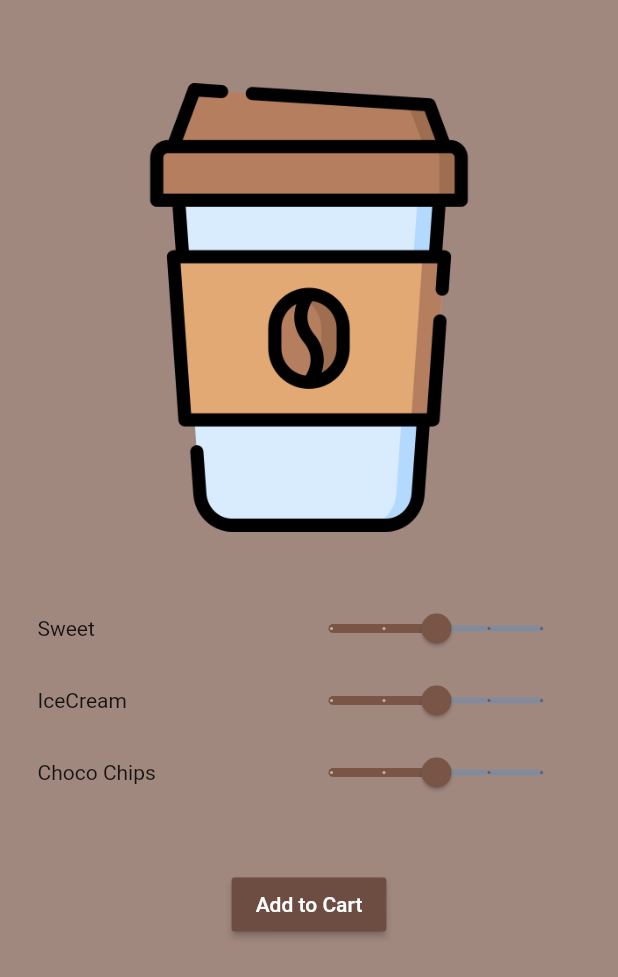
After one commit to Pushpendra1001/coldy_coffee_shop, a Flutter app: the screen it shows after launch, after a tap on "Normal Cold Coffee", on a phone screen of 412 x 824 dp. The commit adds this screen. Shown: the top 977 px of the screen. Run offline on Flutter 3.47's test engine with Material 2 defaults, Android fonts, the phone set to English and light mode, and no system bars; our stand-ins replace google_nav_bar.

Commit message:
create coffee customize page

```diff
--- a/lib/components/bottombar.dart
+++ /dev/null
@@ -1,14 +0,0 @@
-import 'package:flutter/material.dart';
-
-class bottombar extends StatelessWidget {
-  const bottombar({super.key});
-
-  @override
-  Widget build(BuildContext context) {
-    return
-    Scaffold(
-
-
-    );
-  }
-}
--- a/lib/components/coffes.dart
+++ b/lib/components/coffes.dart
@@ -1,3 +1,4 @@
+import 'package:coldy/pages/coffee_page.dart';
 import 'package:flutter/material.dart';
 
 // ignore: camel_case_types
@@ -9,6 +10,10 @@ class coffe extends StatelessWidget {
   Widget build(BuildContext context) {
     return  Padding(
               padding: const EdgeInsets.symmetric(horizontal: 30 ,vertical: 15),
+              child: InkWell(
+                onTap: () {
+                  Navigator.push(context, MaterialPageRoute(builder: (context) => const coffee_page(),));
+                },
                 child: Container(
                   height: 70,
 
@@ -38,6 +43,7 @@ class coffe extends StatelessWidget {
                     ],
                   ),
                 ),
+              ),
             );
   }
 }
--- /dev/null
+++ b/lib/pages/coffee_page.dart
@@ -0,0 +1,126 @@
+
+import 'package:flutter/material.dart';
+
+// ignore: camel_case_types
+class coffee_page extends StatefulWidget {
+  const coffee_page({super.key});
+
+
+  @override
+  State<coffee_page> createState() => _coffee_pageState();
+}
+
+// ignore: camel_case_types
+class _coffee_pageState extends State<coffee_page> {
+  var sweetness = 0.5;
+  var icecream = 0.5;
+  // ignore: non_constant_identifier_names
+  var Choco = 0.5;
+
+  // ignore: non_constant_identifier_names
+  void customize_sweet(double newvalue){
+   setState(() {
+     sweetness = newvalue;
+   });
+  }
+
+  // ignore: non_constant_identifier_names
+  void customize_icecream(double newvalue){
+   setState(() {
+     icecream = newvalue;
+   });
+  }
+
+  // ignore: non_constant_identifier_names
+  void customize_choco(double newvalue){
+   setState(() {
+     Choco = newvalue;
+   });
+  }
+  @override
+  Widget build(BuildContext context) {
+    return  Scaffold(
+      backgroundColor: Colors.brown.shade300,
+      body: SafeArea(
+        child: Padding(
+          padding: const EdgeInsets.all(25.0),
+          child: Column(
+            children: [
+        const SizedBox(height: 30,),
+              Center(
+                child: SizedBox(height: 300,
+                width: 299,child: Image.asset('lib/coffee-cup.png'),
+                ),
+              ),
+
+              const SizedBox(height: 40,),
+              Row(
+          mainAxisAlignment: MainAxisAlignment.spaceBetween,
+          children: [
+            const SizedBox(child: Text("Sweet")),
+            Slider(value: sweetness, onChanged: (value) => customize_sweet(value),
+            divisions: 4,
+            activeColor: Colors.brown,
+            label: sweetness.toString(),
+            ),
+          ],
+              ),
+              Row(
+          mainAxisAlignment: MainAxisAlignment.spaceBetween,
+
+          children: [
+            const SizedBox(child: Text("IceCream")),
+            Slider(value: icecream, onChanged: (value) => customize_icecream(value),
+            divisions: 4,
+            activeColor: Colors.brown,
+            label: sweetness.toString(),
+            ),
+          ],
+              ),
+              Row(
+          mainAxisAlignment: MainAxisAlignment.spaceBetween,
+          children: [
+            const SizedBox(child: Text("Choco Chips")),
+            Slider(value: Choco, onChanged: (value) => customize_choco(value),
+            divisions: 4,
+            activeColor: Colors.brown,
+            label: sweetness.toString(),
+            ),
+          ],
+              ),
+              const SizedBox(
+                height: 40,
+              ),
+
+              MaterialButton(onPressed: (){
+                Navigator.pop(context);
+                showDialog(context: context, builder: (context) =>
+                 AlertDialog(
+                  title: const Row(
+                    children: [
+                      Text("Successfully Added to Cart"),
+
+                       Padding(
+                         padding: EdgeInsets.symmetric(horizontal: 18),
+                         child: Icon(Icons.done , color: Colors.green,),
+                       ),
+                    ],
+                  ),
+                  backgroundColor: Colors.brown.shade600,
+                  shape: RoundedRectangleBorder(borderRadius: BorderRadius.circular(15)),
+                  titleTextStyle: const TextStyle(color: Colors.white),
+                 ),
+                );
+
+              },
+              textColor: Colors.white,
+              color: Colors.brown.shade600, child: const Text("Add to Cart"),
+
+              )
+            ],
+          ),
+        ),
+      ),
+    );
+  }
+}
--- a/lib/pages/homepage.dart
+++ b/lib/pages/homepage.dart
@@ -35,6 +35,8 @@ class homepage extends StatelessWidget {
         ),
       ),
     bottomNavigationBar: const GNav(
+      color: Colors.white,
+      activeColor: Colors.black,
       tabs: [
       GButton(icon: Icons.home),
       GButton(icon: Icons.search),
```
Also changed, not shown: 1 other file. Lines whose indentation alone changed are shown as unchanged.
